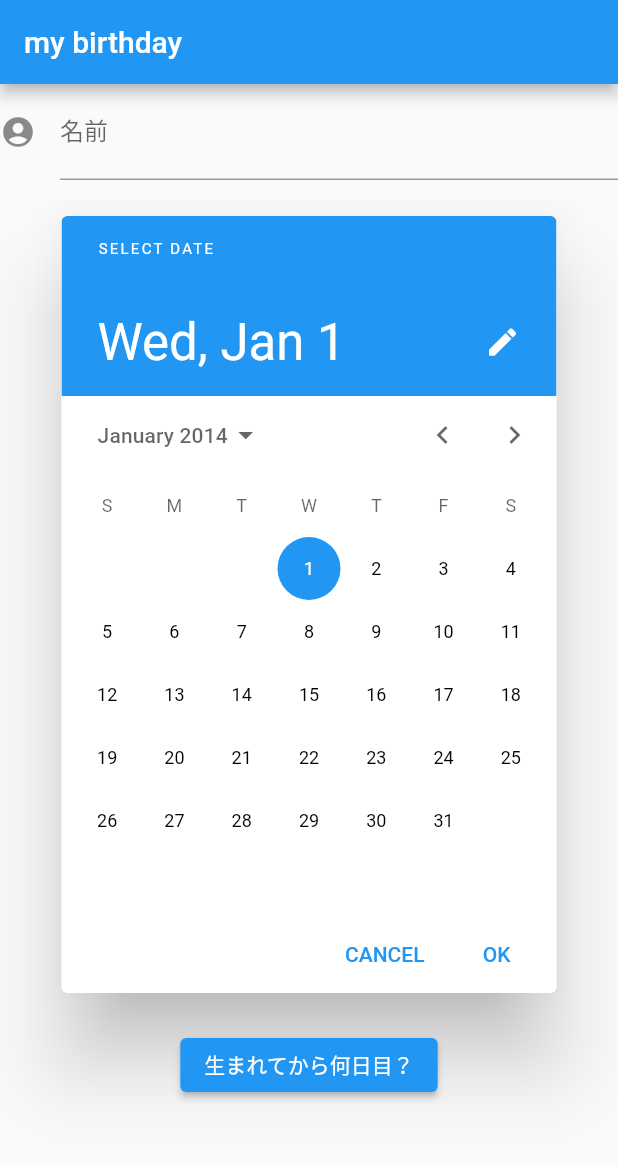
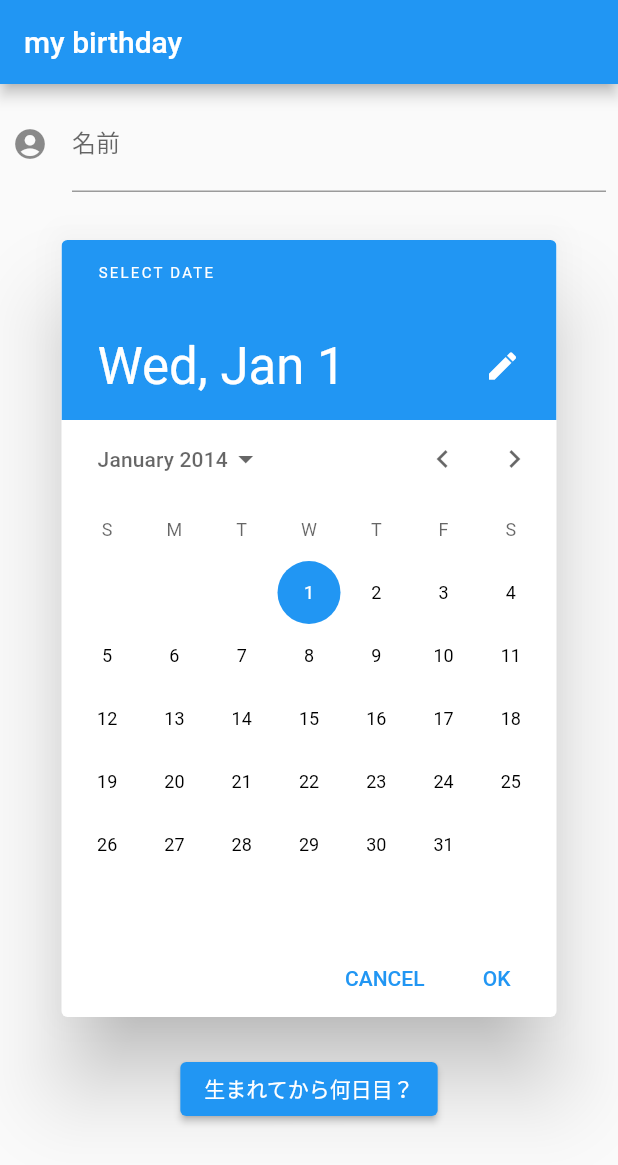
Before and after one commit to kenji-kk/flutter_pra_2, a Flutter app: the screen it shows after launch, on a phone screen of 412 x 824 dp. Shown: the top 1165 px of the screen. Run offline on Flutter 3.47's test engine with Material 2 defaults, Android fonts, the light colour scheme and no system bars.

Commit message:
Padding追加

```diff
--- a/lib/main.dart
+++ b/lib/main.dart
@@ -14,11 +14,14 @@ class MyApp extends StatelessWidget {
         ),
         body: Column(
           children: [
-            TextField(
-              decoration: InputDecoration(
-                  labelText: '名前',
-                  hintText: '名前',
-                  icon: Icon(Icons.account_circle)),
+            Padding(
+              padding: const EdgeInsets.all(8.0),
+              child: TextField(
+                decoration: InputDecoration(
+                    labelText: '名前',
+                    hintText: '名前',
+                    icon: Icon(Icons.account_circle)),
+              ),
             ),
             DatePickerDialog(
                 initialDate: DateTime(DateTime.now().year - 10),
```
